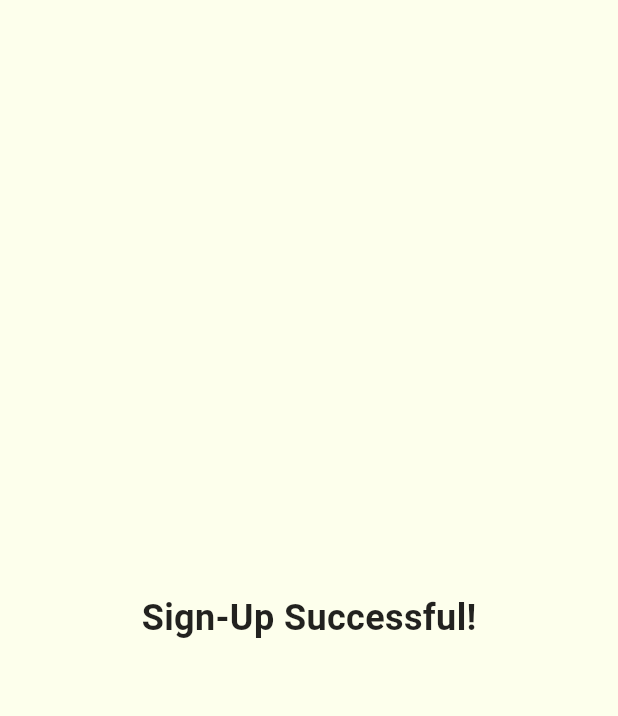
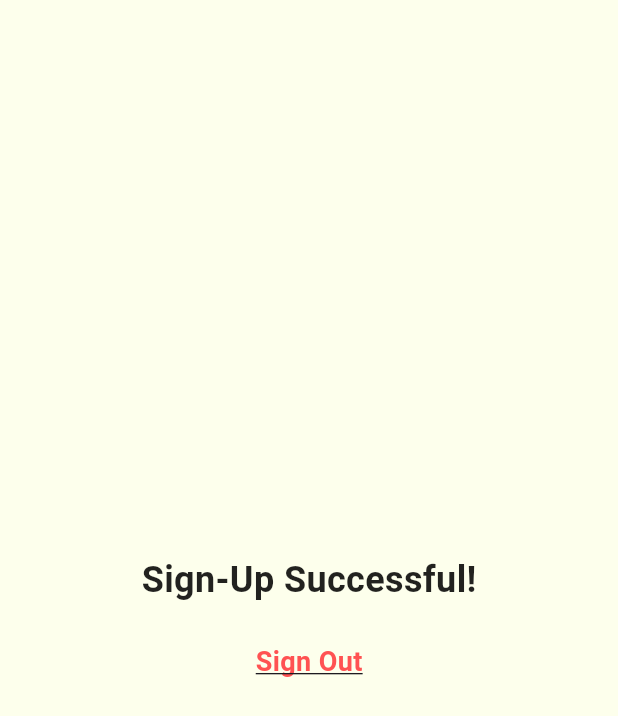
Before and after one commit to kurykatsu24/platoporma-final-project, a Flutter app: the SignUpCompletionScreen screen opened directly, on a phone screen of 412 x 824 dp. Shown: the top 716 px of the screen. Run offline on Flutter 3.47's test engine with Material 3 defaults, Android fonts, the phone set to English and light mode, and no system bars; our stand-ins replace google_fonts, supabase_flutter; accounts and stored records are empty.

Commit message:
feat(auth): add Supabase signup, session persistence, splash routing; login flow needs follow-up

```diff
--- a/lib/Pages/signup_completion_screen.dart
+++ b/lib/Pages/signup_completion_screen.dart
@@ -1,14 +1,31 @@
 import 'package:flutter/material.dart';
+import 'package:supabase_flutter/supabase_flutter.dart';
+import 'package:platoporma/Pages/onboarding_screen.dart';
 
 class SignUpCompletionScreen extends StatelessWidget {
   const SignUpCompletionScreen({super.key});
 
+  Future<void> signOut(BuildContext context) async {
+    // 👇 Signs out and clears the persisted session
+    await Supabase.instance.client.auth.signOut();
+
+    // ✅ Navigate back to OnboardingScreen
+    Navigator.pushAndRemoveUntil(
+      context,
+      MaterialPageRoute(builder: (context) => const OnboardingScreen()),
+      (route) => false, // remove all previous routes
+    );
+  }
+
   @override
   Widget build(BuildContext context) {
-    return const Scaffold(
-      backgroundColor: Color(0xFFFDFFEC),
+    return Scaffold(
+      backgroundColor: const Color(0xFFFDFFEC),
       body: Center(
-        child: Text(
+        child: Column(
+          mainAxisAlignment: MainAxisAlignment.center,
+          children: [
+            const Text(
               'Sign-Up Successful!',
               style: TextStyle(
                 fontSize: 24,
@@ -16,6 +33,21 @@ class SignUpCompletionScreen extends StatelessWidget {
                 color: Colors.black87,
               ),
             ),
+            const SizedBox(height: 25),
+            GestureDetector(
+              onTap: () => signOut(context),
+              child: Text(
+                'Sign Out',
+                style: TextStyle(
+                  fontSize: 18,
+                  color: Colors.redAccent.shade200,
+                  fontWeight: FontWeight.w600,
+                  decoration: TextDecoration.underline,
+                ),
+              ),
+            ),
+          ],
+        ),
       ),
     );
   }
--- a/lib/main.dart
+++ b/lib/main.dart
@@ -1,6 +1,6 @@
 import 'package:flutter/material.dart';
-import 'package:platoporma/Pages/signup_screen.dart';
 import 'package:supabase_flutter/supabase_flutter.dart';
+import 'package:platoporma/Pages/splash_screen.dart';
 
 Future<void> main() async {
   // Ensures Flutter widgets are ready before running any async code
@@ -28,7 +28,7 @@ class MyApp extends StatelessWidget {
         primarySwatch: Colors.blue,
       ),
       // Set SplashScreen as the home
-      home: SignUpScreen(),
+      home: SplashScreen(),
     );
   }
 }
```
Also changed, not shown: lib/Auth/auth_service.dart (added, +49 -0 lines), lib/Auth/session_manager.dart (added, +19 -0 lines), lib/Pages/login_screen.dart (+19 -2 lines), lib/Pages/signup_screen.dart (+18 -2 lines), lib/Pages/splash_screen.dart (+20 -9 lines). Lines whose indentation alone changed are shown as unchanged.
